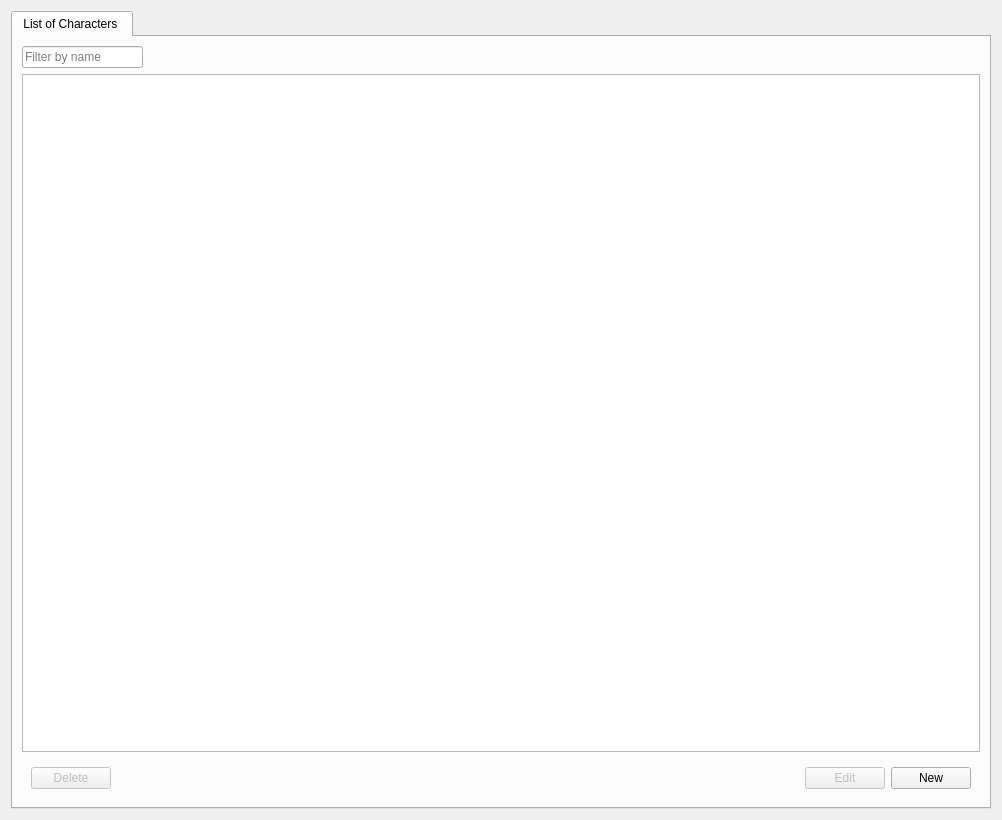
Old version of the form ui/characters_view.ui in the repository zkovari/plotlyst.
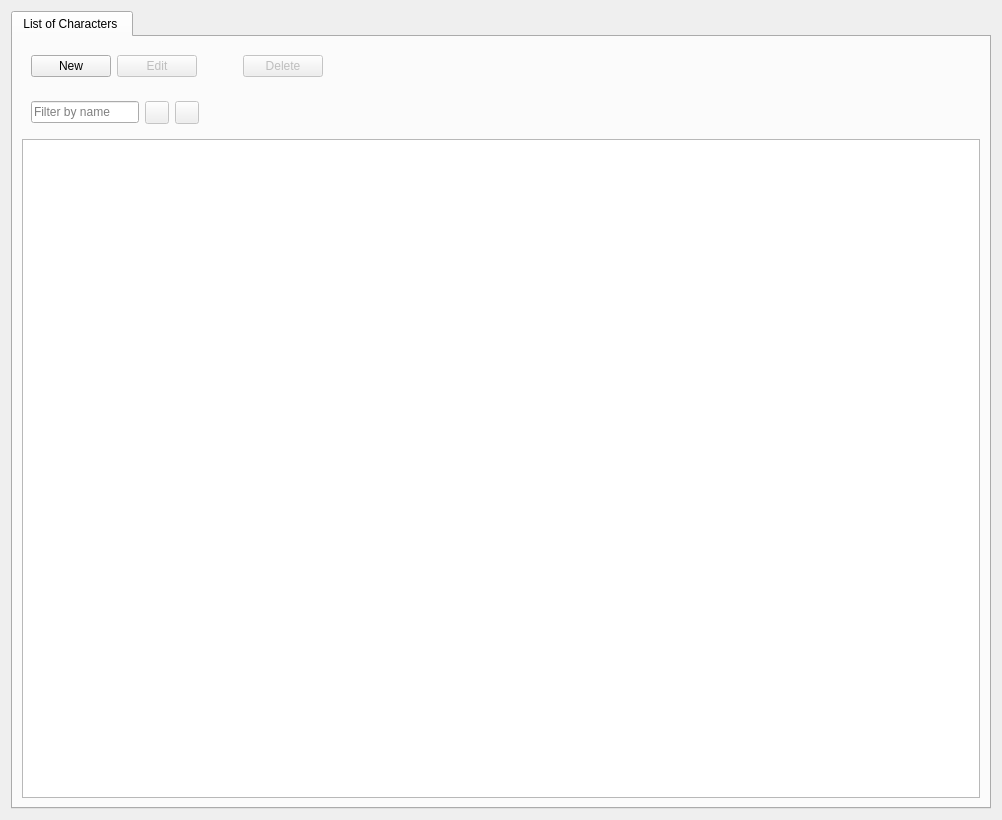
New version of the form.

Commit message: Move characters up and down

What changed in the file:
```diff
--- a/ui/characters_view.ui
+++ b/ui/characters_view.ui
@@ -24,80 +24,9 @@
        <string>List of Characters </string>
       </attribute>
       <layout class="QVBoxLayout" name="verticalLayout">
-       <item>
-        <widget class="QLineEdit" name="lineEdit">
-         <property name="maximumSize">
-          <size>
-           <width>121</width>
-           <height>16777215</height>
-          </size>
-         </property>
-         <property name="placeholderText">
-          <string>Filter by name</string>
-         </property>
-        </widget>
-       </item>
-       <item>
-        <widget class="QListView" name="listCharacters">
-         <property name="iconSize">
-          <size>
-           <width>45</width>
-           <height>45</height>
-          </size>
-         </property>
-        </widget>
-       </item>
        <item>
         <widget class="QWidget" name="widget" native="true">
          <layout class="QHBoxLayout" name="horizontalLayout">
-          <item>
-           <widget class="QPushButton" name="btnDelete">
-            <property name="enabled">
-             <bool>false</bool>
-            </property>
-            <property name="maximumSize">
-             <size>
-              <width>130</width>
-              <height>16777215</height>
-             </size>
-            </property>
-            <property name="text">
-             <string>Delete</string>
-            </property>
-           </widget>
-          </item>
-          <item>
-           <spacer name="horizontalSpacer">
-            <property name="orientation">
-             <enum>Qt::Horizontal</enum>
-            </property>
-            <property name="sizeHint" stdset="0">
-             <size>
-              <width>40</width>
-              <height>20</height>
-             </size>
-            </property>
-           </spacer>
-          </item>
-          <item>
-           <widget class="QPushButton" name="btnEdit">
-            <property name="enabled">
-             <bool>false</bool>
-            </property>
-            <property name="maximumSize">
-             <size>
-              <width>130</width>
-              <height>16777215</height>
-             </size>
-            </property>
-            <property name="text">
-             <string>Edit</string>
-            </property>
-            <property name="shortcut">
-             <string>E</string>
-            </property>
-           </widget>
-          </item>
           <item>
            <widget class="QPushButton" name="btnNew">
             <property name="maximumSize">
@@ -114,9 +43,131 @@
             </property>
            </widget>
           </item>
+          <item>
+           <widget class="QPushButton" name="btnEdit">
+            <property name="enabled">
+             <bool>false</bool>
+            </property>
+            <property name="maximumSize">
+             <size>
+              <width>130</width>
+              <height>16777215</height>
+             </size>
+            </property>
+            <property name="text">
+             <string>Edit</string>
+            </property>
+            <property name="shortcut">
+             <string>E</string>
+            </property>
+           </widget>
+          </item>
+          <item>
+           <spacer name="horizontalSpacer_2">
+            <property name="orientation">
+             <enum>Qt::Horizontal</enum>
+            </property>
+            <property name="sizeType">
+             <enum>QSizePolicy::Preferred</enum>
+            </property>
+            <property name="sizeHint" stdset="0">
+             <size>
+              <width>40</width>
+              <height>20</height>
+             </size>
+            </property>
+           </spacer>
+          </item>
+          <item>
+           <widget class="QPushButton" name="btnDelete">
+            <property name="enabled">
+             <bool>false</bool>
+            </property>
+            <property name="maximumSize">
+             <size>
+              <width>130</width>
+              <height>16777215</height>
+             </size>
+            </property>
+            <property name="text">
+             <string>Delete</string>
+            </property>
+           </widget>
+          </item>
+          <item>
+           <spacer name="horizontalSpacer">
+            <property name="orientation">
+             <enum>Qt::Horizontal</enum>
+            </property>
+            <property name="sizeHint" stdset="0">
+             <size>
+              <width>40</width>
+              <height>20</height>
+             </size>
+            </property>
+           </spacer>
+          </item>
          </layout>
         </widget>
        </item>
+       <item alignment="Qt::AlignLeft">
+        <widget class="QWidget" name="widget_2" native="true">
+         <layout class="QHBoxLayout" name="horizontalLayout_2">
+          <item>
+           <widget class="QLineEdit" name="lineEdit">
+            <property name="maximumSize">
+             <size>
+              <width>121</width>
+              <height>16777215</height>
+             </size>
+            </property>
+            <property name="placeholderText">
+             <string>Filter by name</string>
+            </property>
+           </widget>
+          </item>
+          <item>
+           <widget class="QToolButton" name="btnUp">
+            <property name="enabled">
+             <bool>false</bool>
+            </property>
+            <property name="text">
+             <string/>
+            </property>
+           </widget>
+          </item>
+          <item>
+           <widget class="QToolButton" name="btnDown">
+            <property name="enabled">
+             <bool>false</bool>
+            </property>
+            <property name="text">
+             <string/>
+            </property>
+           </widget>
+          </item>
+         </layout>
+        </widget>
+       </item>
+       <item>
+        <widget class="QListView" name="listCharacters">
+         <property name="dragEnabled">
+          <bool>false</bool>
+         </property>
+         <property name="dragDropMode">
+          <enum>QAbstractItemView::NoDragDrop</enum>
+         </property>
+         <property name="defaultDropAction">
+          <enum>Qt::CopyAction</enum>
+         </property>
+         <property name="iconSize">
+          <size>
+           <width>45</width>
+           <height>45</height>
+          </size>
+         </property>
+        </widget>
+       </item>
       </layout>
      </widget>
     </widget>
```
The commit also changes 8 other files.
